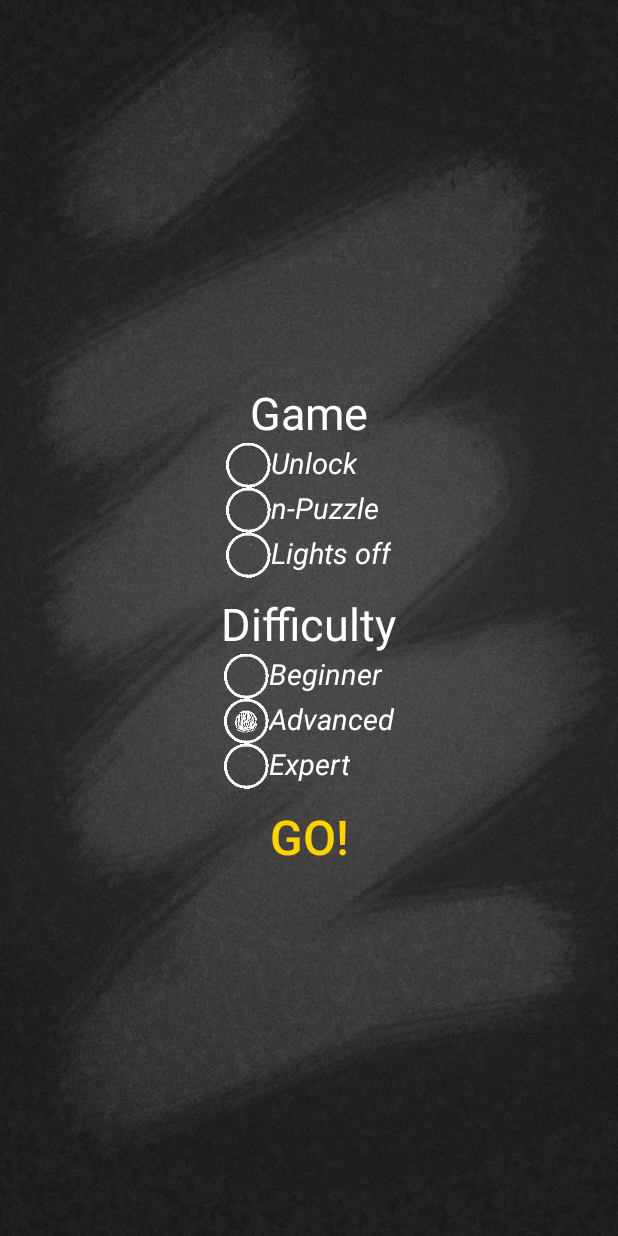
After one commit to MintMalory/BrainTrainers, an Android app: the layout activity_options.xml on its own in the app's theme, with its tools: preview values and no code run, on a phone screen of 412 x 824 dp. The commit adds this screen. Run offline under Robolectric (Android 15) with nearby library versions, the phone set to English and light mode, and no system bars.

Commit message:
Changed icons for Unlock game

```diff
--- /dev/null
+++ b/app/src/main/res/layout/activity_options.xml
@@ -0,0 +1,98 @@
+<LinearLayout xmlns:android="http://schemas.android.com/apk/res/android"
+    xmlns:android1="http://schemas.android.com/apk/res/android"
+    style="@style/BackgroundStyle"
+    android:layout_width="fill_parent"
+    android:layout_height="fill_parent"
+    android:gravity="center_vertical|center_horizontal"
+    android:orientation="vertical" >
+
+    <TextView
+        android:id="@+id/choose_game_textView"
+        style="@style/TitleStyleBig"
+        android:layout_width="wrap_content"
+        android:layout_height="wrap_content"
+        android:text="@string/choose_game_textView" />
+
+    <LinearLayout
+        android:layout_width="wrap_content"
+        android:layout_height="wrap_content"
+        android:orientation="vertical" >
+
+        <RadioGroup
+            android:id="@+id/choose_game_radioGroup"
+            android:layout_width="wrap_content"
+            android:layout_height="wrap_content"
+            android:orientation="vertical" >
+
+            <RadioButton
+                android:id="@+id/lock_radioButton"
+                style="@style/TextStyleBig"
+                android:layout_width="wrap_content"
+                android:layout_height="wrap_content"
+                android:button="@drawable/custom_radio_selector"
+                android:text="@string/lock_title" />
+
+            <RadioButton
+                android:id="@+id/n_puzzle_radioButton"
+                style="@style/TextStyleBig"
+                android:layout_width="wrap_content"
+                android:layout_height="wrap_content"
+                android:button="@drawable/custom_radio_selector"
+                android:text="@string/barleyBreak_title" />
+
+            <RadioButton
+                android:id="@+id/lights_off_radioButton"
+                style="@style/TextStyleBig"
+                android:layout_width="wrap_content"
+                android:layout_height="wrap_content"
+                android:button="@drawable/custom_radio_selector"
+                android:text="@string/lights_of_title" />
+        </RadioGroup>
+
+    </LinearLayout>
+
+    <TextView
+        android:id="@+id/select_difficulty_textView"
+        style="@style/TitleStyleBig"
+        android:layout_width="wrap_content"
+        android:layout_height="wrap_content"
+        android:text="@string/select_difficulty_textView" />
+
+    <RadioGroup
+        android:id="@+id/select_difficulty_radioGroup"
+        android:layout_width="wrap_content"
+        android:layout_height="wrap_content" >
+
+        <RadioButton
+            android:id="@+id/begginer_radioButton"
+            style="@style/TextStyleBig"
+            android:layout_width="wrap_content"
+            android:layout_height="wrap_content"
+            android:button="@drawable/custom_radio_selector"
+            android:text="@string/beginner_radioButton" />
+
+        <RadioButton
+            android:id="@+id/advanced_radioButton"
+            style="@style/TextStyleBig"
+            android:layout_width="wrap_content"
+            android:layout_height="wrap_content"
+            android:button="@drawable/custom_radio_selector"
+            android:checked="true"
+            android:text="@string/advanced_radioButton" />
+
+        <RadioButton
+            android:id="@+id/expert_radioButton"
+            style="@style/TextStyleBig"
+            android:layout_width="wrap_content"
+            android:layout_height="wrap_content"
+            android:button="@drawable/custom_radio_selector"
+            android:text="@string/expert_radioButton" />
+    </RadioGroup>
+
+    <Button
+        android:id="@+id/go_button"
+        style="@style/OrangeButtonStyle"
+        android:paddingTop="10dp"
+        android:text="@string/go_button" />
+
+</LinearLayout>
```
Also changed, not shown: app/src/main/java/ua/mintmalory/braintrainers/activities/OptionsActivity.java (added, +36 -0 lines), app/src/main/java/ua/mintmalory/braintrainers/gameviews/AbstractGameView.java (+18 -1 lines), app/src/main/java/ua/mintmalory/braintrainers/gameviews/LightsOffGameView.java (+13 -10 lines), app/src/main/java/ua/mintmalory/braintrainers/gameviews/NPuzzleGameView.java (+13 -12 lines), app/src/main/java/ua/mintmalory/braintrainers/gameviews/UnlockGameView.java (+15 -11 lines), app/src/main/res/drawable-xhdpi/o.png, app/src/main/res/drawable-xhdpi/x.png, app/src/main/res/mipmap-hdpi/ic_launcher.png (deleted), app/src/main/res/mipmap-mdpi/ic_launcher.png (deleted), app/src/main/res/mipmap-xhdpi/ic_launcher.png (deleted), app/src/main/res/mipmap-xxhdpi/ic_launcher.png (deleted), app/src/main/res/mipmap-xxxhdpi/ic_launcher.png (deleted).
